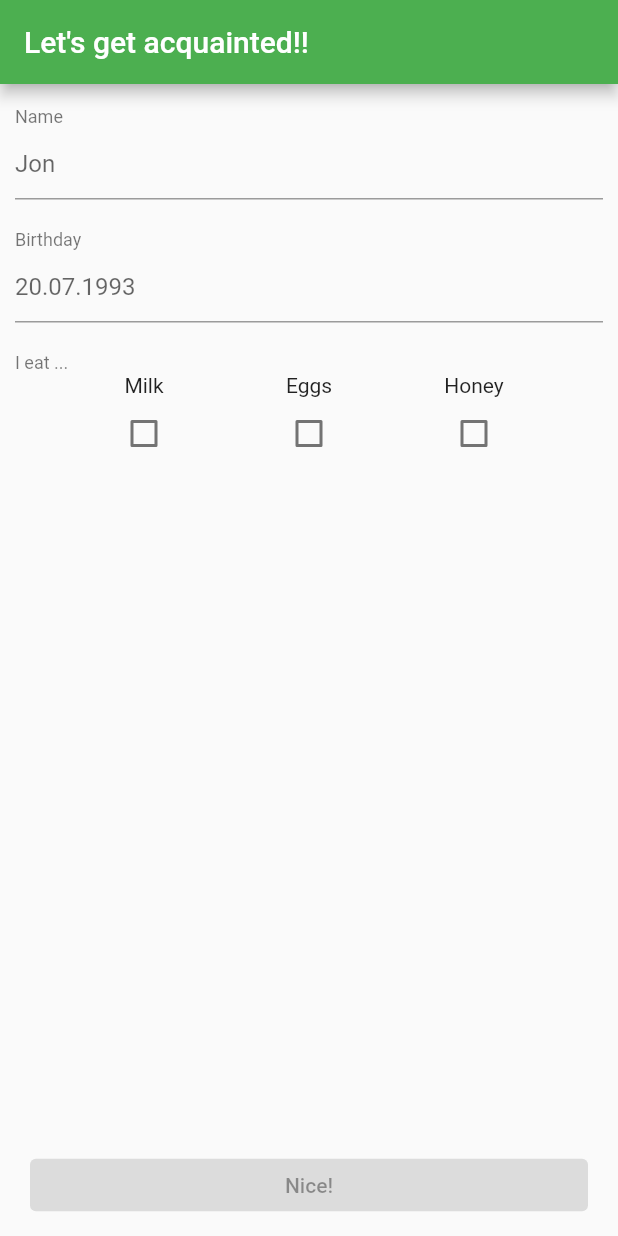
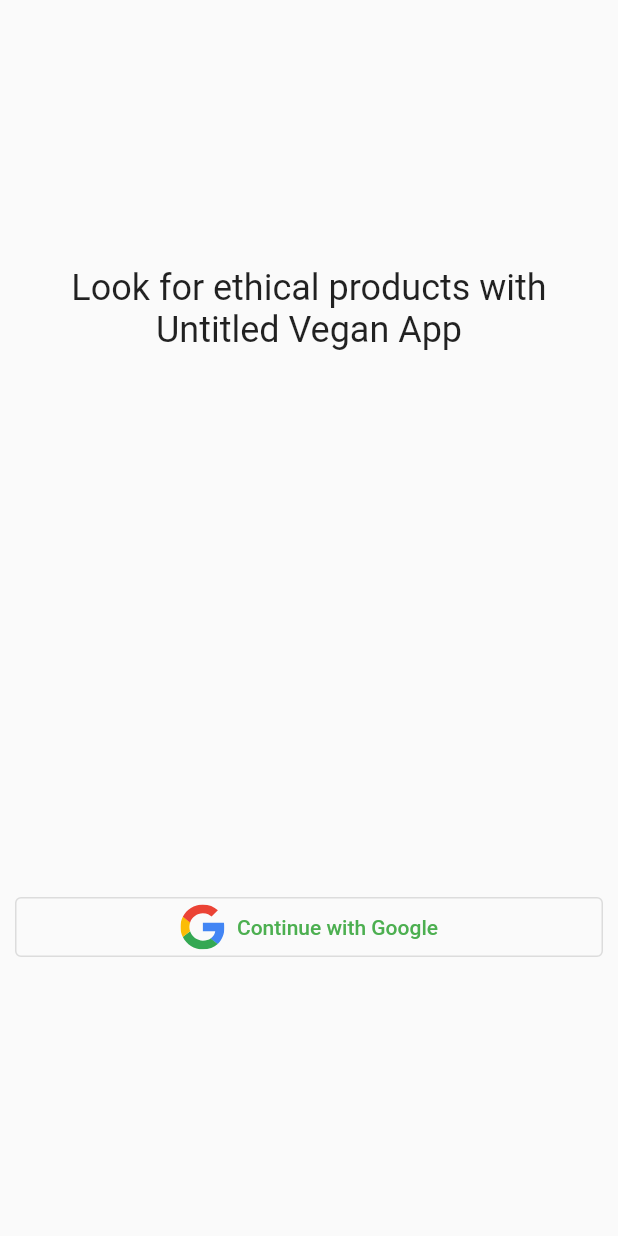
Before and after one commit to plante-app-team/plante, a Flutter app: the screen it shows after launch, on a phone screen of 412 x 824 dp. Run offline on Flutter 3.47's test engine with Material 2 defaults, Android fonts, the phone set to English and light mode, and no system bars; our stand-ins replace flutter_svg, geolocator, get_it, google_maps_flutter, google_sign_in, image_cropper and 3 more; missing offline and left inert: openfoodfacts, qr_code_scanner; generated files the repository leaves out were written again.

Commit message:
Add Google log in
https://trello.com/c/V5FRaJ7n/

```diff
--- a/lib/di.dart
+++ b/lib/di.dart
@@ -1,12 +1,14 @@
 import 'package:flutter/widgets.dart';
 import 'package:get_it/get_it.dart';
+import 'package:untitled_vegan_app/identity/google_authorizer.dart';
 import 'package:untitled_vegan_app/model/location_controller.dart';
 import 'package:untitled_vegan_app/model/open_street_map.dart';
 import 'package:untitled_vegan_app/model/user_params_controller.dart';
 
 void initDI() {
+  GetIt.I.registerSingleton<RouteObserver<ModalRoute>>(RouteObserver<ModalRoute>());
   GetIt.I.registerSingleton<UserParamsController>(UserParamsController());
   GetIt.I.registerSingleton<LocationController>(LocationController());
   GetIt.I.registerSingleton<OpenStreetMap>(OpenStreetMap());
-  GetIt.I.registerSingleton<RouteObserver<ModalRoute>>(RouteObserver<ModalRoute>());
+  GetIt.I.registerSingleton<GoogleAuthorizer>(GoogleAuthorizer());
 }
--- /dev/null
+++ b/lib/identity/google_user.dart
@@ -0,0 +1,7 @@
+class GoogleUser {
+  final String name;
+  final String email;
+  final String accessToken;
+  final DateTime whenObtainedUtc;
+  GoogleUser(this.name, this.email, this.accessToken, this.whenObtainedUtc);
+}
--- a/lib/l10n/app_en.arb
+++ b/lib/l10n/app_en.arb
@@ -1,4 +1,9 @@
 {
+      "global_app_name": "Untitled Vegan App",
+      "global_something_went_wrong": "Oops, something went wrong",
+      "external_auth_page_search_products_with": "Look for ethical products with",
+      "external_auth_page_continue_with_google": "Continue with Google",
+
       "user_params_page_title": "Let's get acquainted!!",
       "@user_params_page_title": {
           "description": "User params page title"
--- a/lib/l10n/app_ru.arb
+++ b/lib/l10n/app_ru.arb
@@ -1,4 +1,8 @@
 {
+    "global_something_went_wrong": "Упс, что-то пошло не так",
+    "external_auth_page_search_products_with": "Ищите этичные продукты вместе с",
+    "external_auth_page_continue_with_google": "Продолжить с Google",
+
     "user_params_page_title": "Давайте знакомиться!",
     "user_params_page_name_field_title": "Имя",
     "user_params_page_name_field_hint": "Иван",
--- a/lib/main.dart
+++ b/lib/main.dart
@@ -1,8 +1,10 @@
 import 'package:flutter/material.dart';
+import 'package:flutter/services.dart';
 import 'package:flutter_gen/gen_l10n/app_localizations.dart';
 import 'package:get_it/get_it.dart';
 import 'package:untitled_vegan_app/di.dart';
 import 'package:untitled_vegan_app/model/user_params.dart';
+import 'package:untitled_vegan_app/ui/first_screen/external_auth_page.dart';
 import 'package:untitled_vegan_app/ui/main/main_page.dart';
 import 'package:untitled_vegan_app/ui/user_params/user_params_page.dart';
 import 'package:untitled_vegan_app/model/user_params_controller.dart';
@@ -11,7 +13,15 @@
   WidgetsFlutterBinding.ensureInitialized();
   initDI();
   final initialUserParams = await GetIt.I.get<UserParamsController>().getUserParams();
-  runApp(RootRestorationScope( // Register a restoration scope for the entire app!
+
+  SystemChrome.setSystemUIOverlayStyle(SystemUiOverlayStyle(
+    systemNavigationBarColor: Colors.white,
+    systemNavigationBarIconBrightness: Brightness.dark,
+    statusBarColor: Colors.white,
+    statusBarIconBrightness: Brightness.dark
+  ));
+
+  runApp(RootRestorationScope(
       restorationId: 'root',
       child: MyApp(initialUserParams)));
 }
@@ -27,6 +37,7 @@
 
 class _MyAppState extends State<MyApp> {
   UserParams? _initialUserParams;
+  ExternalAuthResult? _externalAuthResult;
 
   _MyAppState(this._initialUserParams);
 
@@ -34,6 +45,12 @@
     await GetIt.I.get<UserParamsController>().setUserParams(params);
     setState(() {
       _initialUserParams = params;
+    });
+  }
+
+  void _onExternalAuthResult(ExternalAuthResult externalAuthResult) {
+    setState(() {
+      _externalAuthResult = externalAuthResult;
     });
   }
 
@@ -45,10 +62,20 @@
       theme: ThemeData(
         primarySwatch: Colors.green,
       ),
-      home: _initialUserParams != null
-          ? MainPage()
-          : UserParamsPage(_onUserParamsSpecified),
+      home: _mainWidget(),
       navigatorObservers: [GetIt.I.get<RouteObserver<ModalRoute>>()]
     );
   }
+
+  Widget _mainWidget() {
+    if (_initialUserParams != null) {
+      return MainPage();
+    }
+
+    if (_externalAuthResult != null) {
+      return UserParamsPage(_onUserParamsSpecified);
+    }
+
+    return ExternalAuthPage(_onExternalAuthResult);
+  }
 }
--- /dev/null
+++ b/lib/ui/first_screen/external_auth_page.dart
@@ -0,0 +1,65 @@
+import 'dart:io';
+
+import 'package:flutter/material.dart';
+import 'package:flutter_svg/flutter_svg.dart';
+import 'package:get_it/get_it.dart';
+import 'package:untitled_vegan_app/l10n/strings.dart';
+import 'package:untitled_vegan_app/identity/google_authorizer.dart';
+import 'package:untitled_vegan_app/identity/google_user.dart';
+
+class ExternalAuthResult {
+  final GoogleUser? googleUser;
+  ExternalAuthResult({this.googleUser});
+}
+typedef ExternalAuthCallback = void Function(ExternalAuthResult userParams);
+
+
+class ExternalAuthPage extends StatefulWidget {
+  final ExternalAuthCallback _callback;
+
+  ExternalAuthPage(this._callback);
+
+  @override
+  _ExternalAuthPageState createState() => _ExternalAuthPageState(_callback);
+}
+
+class _ExternalAuthPageState extends State<ExternalAuthPage> {
+  final ExternalAuthCallback _callback;
+
+  _ExternalAuthPageState(this._callback);
+
+  @override
+  Widget build(BuildContext context) {
+    return
+      Scaffold(body:
+        SafeArea(child:
+            Container(padding: EdgeInsets.only(left: 10, right: 10), child: Column(children: [
+              Expanded(child: Center(child: Text(
+                  context.strings.external_auth_page_search_products_with + " " +
+                      context.strings.global_app_name,
+                  textAlign: TextAlign.center,
+                  style: Theme.of(context).textTheme.headline5))),
+              Expanded(child: Center(child: SizedBox(
+                  height: 40,
+                  width: double.infinity,
+                  child: OutlinedButton.icon(
+                    label: Text(context.strings.external_auth_page_continue_with_google),
+                    // icon: Icon(Icons.golf_course_outlined),
+                    icon: SizedBox(width: 30, height: 30, child: SvgPicture.asset("assets/google_icon.svg")),
+                    onPressed: _onGoogleAuthClicked)))),
+            ]))
+        )
+      );
+  }
+
+  void _onGoogleAuthClicked() async {
+    final google_account = await GetIt.I.get<GoogleAuthorizer>().auth();
+    if (google_account != null) {
+      // TODO(https://trello.com/c/tpTEiZpc/): server auth/register
+      _callback.call(ExternalAuthResult(googleUser: google_account));
+    } else {
+      ScaffoldMessenger.of(context).showSnackBar(SnackBar(
+          content: Text(context.strings.global_something_went_wrong)));
+    }
+  }
+}
```
Also changed, not shown: lib/identity/google_authorizer.dart (added, +32 -0 lines), pubspec.yaml (+7 -31 lines), assets/google_icon.svg (added), pubspec.lock, 3 other files.
